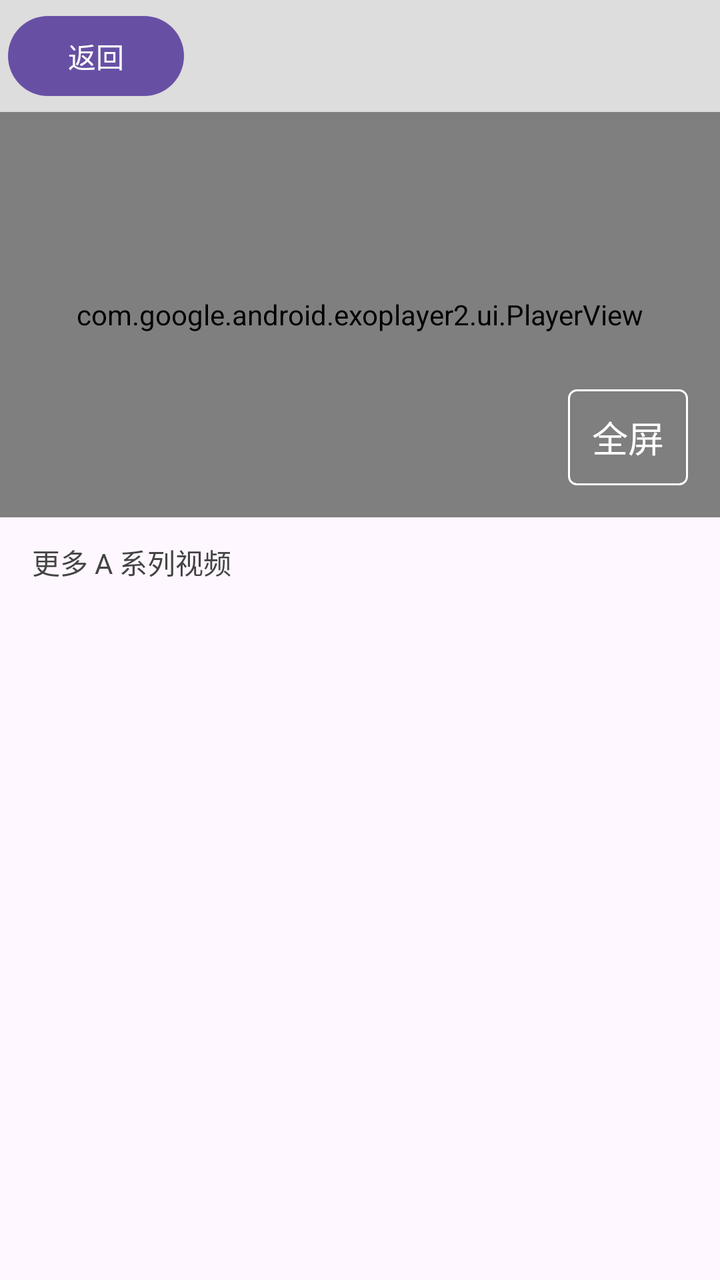
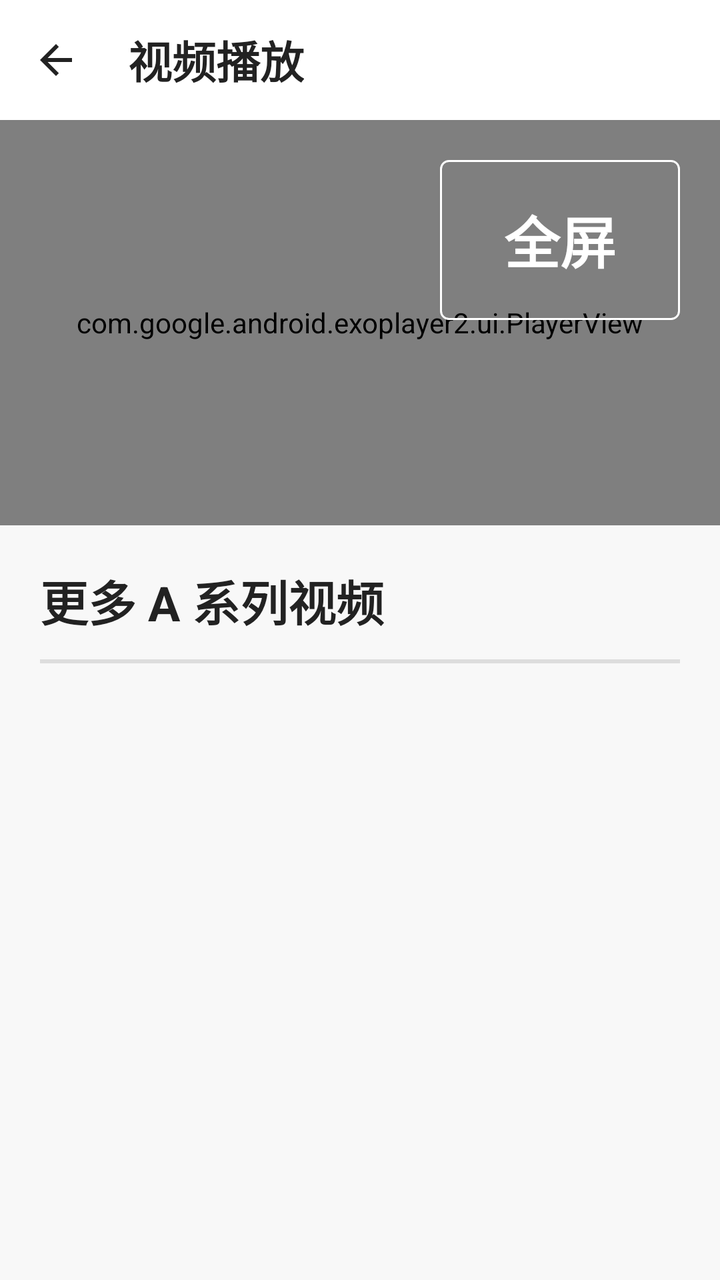

Before-and-after screenshots of an Android layout around one commit, followed by the original layout XML and the change that was made.
<!-- AndroidManifest.xml: application theme Theme.RemoteNursing -->
<!-- res/layout/fragment_video_task_detail.xml -->
<?xml version="1.0" encoding="utf-8"?>
<androidx.constraintlayout.widget.ConstraintLayout
    xmlns:android="http://schemas.android.com/apk/res/android"
    xmlns:app="http://schemas.android.com/apk/res-auto"
    android:id="@+id/container_video_detail"
    android:layout_width="match_parent"
    android:layout_height="match_parent">

    
    <LinearLayout
        android:id="@+id/VideoDetailPage_top_bar"
        android:layout_width="0dp"
        android:layout_height="wrap_content"
        android:orientation="horizontal"
        android:background="#DDDDDD"
        android:padding="4dp"
        app:layout_constraintTop_toTopOf="parent"
        app:layout_constraintStart_toStartOf="parent"
        app:layout_constraintEnd_toEndOf="parent">
        <Button
            android:id="@+id/VideoDetailPage_btn_back"
            android:layout_width="wrap_content"
            android:layout_height="wrap_content"
            android:text="返回" />
    </LinearLayout>


    
    <FrameLayout
        android:id="@+id/normal_container"
        android:layout_width="0dp"
        android:layout_height="0dp"
        app:layout_constraintTop_toBottomOf="@id/VideoDetailPage_top_bar"
        app:layout_constraintStart_toStartOf="parent"
        app:layout_constraintEnd_toEndOf="parent"
        app:layout_constraintDimensionRatio="16:9">

        <com.google.android.exoplayer2.ui.PlayerView
            android:id="@+id/player_view"
            android:layout_width="match_parent"
            android:layout_height="match_parent"
            app:use_controller="true"
            app:show_timeout="5000"/>

        
        <LinearLayout
            android:layout_width="match_parent"
            android:layout_height="match_parent"
            android:gravity="end|bottom"
            android:layout_margin="16dp">

            <TextView
                android:id="@+id/btn_fullscreen"
                android:layout_width="wrap_content"
                android:layout_height="wrap_content"
                android:minWidth="40dp"
                android:minHeight="48dp"
                android:paddingVertical="8dp"
                android:paddingHorizontal="12dp"
                android:gravity="center"
                android:background="@drawable/bg_text_border"
                android:clickable="true"
                android:focusable="true"
                android:text="全屏"
                android:textSize="18sp"
                android:textColor="@android:color/white"/>
        </LinearLayout>
    </FrameLayout>

    
    <TextView
        android:id="@+id/tv_more_series"
        android:layout_width="0dp"
        android:layout_height="wrap_content"
        android:text="更多 A 系列视频"
        android:textSize="14sp"
        android:textColor="#444"
        android:layout_marginStart="16dp"
        android:layout_marginTop="12dp"
        app:layout_constraintTop_toBottomOf="@id/normal_container"
        app:layout_constraintStart_toStartOf="parent"/>
    
    <androidx.recyclerview.widget.RecyclerView
        android:id="@+id/rv_other_videos"
        android:layout_width="0dp"
        android:layout_height="0dp"
        android:contentDescription="@string/desc_other_videos_list"
        android:layout_marginTop="4dp"
        android:layout_marginStart="8dp"
        android:layout_marginEnd="8dp"
        app:layout_constraintTop_toBottomOf="@id/tv_more_series"
        app:layout_constraintStart_toStartOf="parent"
        app:layout_constraintEnd_toEndOf="parent"
        app:layout_constraintBottom_toBottomOf="parent"/>
    
    <FrameLayout
        android:id="@+id/fullscreen_container"
        android:layout_width="match_parent"
        android:layout_height="match_parent"
        android:visibility="gone">

        <LinearLayout
            android:layout_width="match_parent"
            android:layout_height="match_parent"
            android:gravity="end|top"
            android:layout_margin="16dp">

            <TextView
                android:id="@+id/btn_exit_fullscreen"
                android:layout_width="wrap_content"
                android:layout_height="wrap_content"
                android:minWidth="40dp"
                android:minHeight="48dp"
                android:paddingVertical="8dp"
                android:paddingHorizontal="12dp"
                android:gravity="center"
                android:background="@drawable/bg_text_border"
                android:clickable="true"
                android:focusable="true"
                android:text="退出"
                android:textSize="18sp"
                android:textColor="@android:color/white"/>
        </LinearLayout>
    </FrameLayout>

</androidx.constraintlayout.widget.ConstraintLayout>
<!-- resources referenced by this layout -->
<resources>
  <!-- drawable bg_text_border (drawable) -->
  <?xml version="1.0" encoding="utf-8"?>
  <shape xmlns:android="http://schemas.android.com/apk/res/android"
      android:shape="rectangle">
      
      <solid android:color="@android:color/transparent" />
      
      <stroke
          android:width="1dp"
          android:color="@android:color/white" />
      
      <corners android:radius="4dp" />
      
      <padding
          android:left="8dp"
          android:top="4dp"
          android:right="8dp"
          android:bottom="4dp" />
  </shape>
  <string name="desc_other_videos_list">其他可选视频列表</string>
  <style name="Theme.RemoteNursing" parent="Base.Theme.RemoteNursing" />
  <style name="Base.Theme.RemoteNursing" parent="Theme.Material3.DayNight.NoActionBar">
          
      </style>
</resources>

<!-- the commit's change to res/layout/fragment_video_task_detail.xml (unified diff, before → after) -->
@@ -4,26 +4,40 @@
     xmlns:app="http://schemas.android.com/apk/res-auto"
     android:id="@+id/container_video_detail"
     android:layout_width="match_parent"
-    android:layout_height="match_parent">
+    android:layout_height="match_parent"
+    android:background="#F8F8F8">
 
     
     <LinearLayout
         android:id="@+id/VideoDetailPage_top_bar"
         android:layout_width="0dp"
-        android:layout_height="wrap_content"
+        android:layout_height="60dp"
         android:orientation="horizontal"
-        android:background="#DDDDDD"
-        android:padding="4dp"
+        android:background="#ffffff"
+        android:gravity="center_vertical"
         app:layout_constraintTop_toTopOf="parent"
         app:layout_constraintStart_toStartOf="parent"
         app:layout_constraintEnd_toEndOf="parent">
-        <Button
+
+        <ImageButton
             android:id="@+id/VideoDetailPage_btn_back"
+            android:layout_width="56dp"
+            android:layout_height="56dp"
+            android:padding="12dp"
+            android:background="@android:color/transparent"
+            android:src="@drawable/ic_arrow_back_black_24dp"
+            android:contentDescription="返回" />
+
+        <TextView
+            android:id="@+id/tv_video_title"
             android:layout_width="wrap_content"
             android:layout_height="wrap_content"
-            android:text="返回" />
+            android:text="视频播放"
+            android:textSize="22sp"
+            android:textColor="#222"
+            android:textStyle="bold"
+            android:layout_marginStart="8dp"/>
     </LinearLayout>
-
 
     
     <FrameLayout
@@ -40,30 +54,33 @@
             android:layout_width="match_parent"
             android:layout_height="match_parent"
             app:use_controller="true"
-            app:show_timeout="5000"/>
+            app:show_timeout="3000"
+            app:controller_layout_id="@layout/activity_player_control_view"
+            app:surface_type="texture_view" />
 
         
         <LinearLayout
             android:layout_width="match_parent"
             android:layout_height="match_parent"
-            android:gravity="end|bottom"
-            android:layout_margin="16dp">
+            android:gravity="end|top"
+            android:layout_margin="20dp">
 
             <TextView
                 android:id="@+id/btn_fullscreen"
                 android:layout_width="wrap_content"
                 android:layout_height="wrap_content"
-                android:minWidth="40dp"
-                android:minHeight="48dp"
-                android:paddingVertical="8dp"
-                android:paddingHorizontal="12dp"
+                android:minWidth="120dp"
+                android:minHeight="80dp"
+                android:paddingVertical="16dp"
+                android:paddingHorizontal="20dp"
                 android:gravity="center"
                 android:background="@drawable/bg_text_border"
                 android:clickable="true"
                 android:focusable="true"
                 android:text="全屏"
-                android:textSize="18sp"
-                android:textColor="@android:color/white"/>
+                android:textSize="28sp"
+                android:textColor="@android:color/white"
+                android:textStyle="bold"/>
         </LinearLayout>
     </FrameLayout>
 
@@ -73,25 +90,47 @@
         android:layout_width="0dp"
         android:layout_height="wrap_content"
         android:text="更多 A 系列视频"
-        android:textSize="14sp"
-        android:textColor="#444"
-        android:layout_marginStart="16dp"
+        android:textSize="24sp"
+        android:textColor="#222"
+        android:textStyle="bold"
+        android:layout_marginStart="20dp"
+        android:layout_marginTop="20dp"
+        android:layout_marginEnd="20dp"
+        app:layout_constraintTop_toBottomOf="@id/normal_container"
+        app:layout_constraintStart_toStartOf="parent"
+        app:layout_constraintEnd_toEndOf="parent"/>
+
+    
+    <View
+        android:id="@+id/divider"
+        android:layout_width="0dp"
+        android:layout_height="2dp"
+        android:layout_marginStart="20dp"
         android:layout_marginTop="12dp"
-        app:layout_constraintTop_toBottomOf="@id/normal_container"
-        app:layout_constraintStart_toStartOf="parent"/>
+        android:layout_marginEnd="20dp"
+        android:background="#DDDDDD"
+        app:layout_constraintTop_toBottomOf="@id/tv_more_series"
+        app:layout_constraintStart_toStartOf="parent"
+        app:layout_constraintEnd_toEndOf="parent"/>
+
     
     <androidx.recyclerview.widget.RecyclerView
         android:id="@+id/rv_other_videos"
         android:layout_width="0dp"
         android:layout_height="0dp"
         android:contentDescription="@string/desc_other_videos_list"
-        android:layout_marginTop="4dp"
-        android:layout_marginStart="8dp"
-        android:layout_marginEnd="8dp"
-        app:layout_constraintTop_toBottomOf="@id/tv_more_series"
+        android:layout_marginTop="16dp"
+        android:layout_marginStart="12dp"
+        android:layout_marginEnd="12dp"
+        android:layout_marginBottom="12dp"
+        android:clipToPadding="false"
+        android:paddingTop="8dp"
+        android:paddingBottom="8dp"
+        app:layout_constraintTop_toBottomOf="@id/divider"
         app:layout_constraintStart_toStartOf="parent"
         app:layout_constraintEnd_toEndOf="parent"
         app:layout_constraintBottom_toBottomOf="parent"/>
+
     
     <FrameLayout
         android:id="@+id/fullscreen_container"
@@ -103,24 +142,164 @@
             android:layout_width="match_parent"
             android:layout_height="match_parent"
             android:gravity="end|top"
-            android:layout_margin="16dp">
+            android:layout_margin="20dp">
 
             <TextView
                 android:id="@+id/btn_exit_fullscreen"
                 android:layout_width="wrap_content"
                 android:layout_height="wrap_content"
-                android:minWidth="40dp"
-                android:minHeight="48dp"
-                android:paddingVertical="8dp"
-                android:paddingHorizontal="12dp"
+                android:minWidth="80dp"
+                android:minHeight="60dp"
+                android:paddingVertical="12dp"
+                android:paddingHorizontal="16dp"
                 android:gravity="center"
                 android:background="@drawable/bg_text_border"
                 android:clickable="true"
                 android:focusable="true"
                 android:text="退出"
-                android:textSize="18sp"
-                android:textColor="@android:color/white"/>
+                android:textSize="20sp"
+                android:textColor="@android:color/white"
+                android:textStyle="bold"/>
         </LinearLayout>
     </FrameLayout>
 
 </androidx.constraintlayout.widget.ConstraintLayout>
+<!-- res/layout/activity_player_control_view.xml (included above) -->
+<?xml version="1.0" encoding="utf-8"?>
+<LinearLayout xmlns:android="http://schemas.android.com/apk/res/android"
+    xmlns:app="http://schemas.android.com/apk/res-auto"
+    android:layout_width="match_parent"
+    android:layout_height="match_parent"
+    android:layout_gravity="bottom"
+    android:orientation="vertical"
+    android:gravity="bottom">
+
+    
+    <LinearLayout
+        android:layout_width="match_parent"
+        android:layout_height="wrap_content"
+        android:orientation="vertical"
+        android:background="#99000000"
+        android:padding="4dp"
+        android:layout_marginBottom="2dp">
+
+        
+        <LinearLayout
+            android:layout_width="match_parent"
+            android:layout_height="wrap_content"
+            android:orientation="horizontal"
+            android:gravity="center_vertical"
+            android:layout_marginBottom="4dp">
+
+            
+            <TextView
+                android:id="@id/exo_position"
+                android:layout_width="wrap_content"
+                android:layout_height="wrap_content"
+                android:text="00:00"
+                android:textColor="@android:color/white"
+                android:textSize="16sp"
+                android:textStyle="bold"
+                android:minWidth="50dp"
+                android:gravity="center" />
+
+            
+            <com.google.android.exoplayer2.ui.DefaultTimeBar
+                android:id="@id/exo_progress"
+                android:layout_width="0dp"
+                android:layout_height="wrap_content"
+                android:layout_weight="1"
+                android:layout_marginLeft="6dp"
+                android:layout_marginRight="6dp"
+                android:minHeight="20dp" />
+
+            
+            <TextView
+                android:id="@id/exo_duration"
+                android:layout_width="wrap_content"
+                android:layout_height="wrap_content"
+                android:text="00:00"
+                android:textColor="@android:color/white"
+                android:textSize="16sp"
+                android:textStyle="bold"
+                android:minWidth="50dp"
+                android:gravity="center" />
+
+        </LinearLayout>
+
+        
+        <LinearLayout
+            android:layout_width="match_parent"
+            android:layout_height="wrap_content"
+            android:orientation="horizontal"
+            android:gravity="center">
+
+            
+            <TextView
+                android:id="@id/exo_rew"
+                android:layout_width="80dp"
+                android:layout_height="48dp"
+                android:layout_margin="4dp"
+                android:background="@drawable/bg_text_border"
+                android:text="倒退"
+                android:textColor="@android:color/white"
+                android:textSize="24sp"
+                android:textStyle="bold"
+                android:gravity="center"
+                android:clickable="true"
+                android:focusable="true"
+                android:contentDescription="快退15秒" />
+
+            
+            <TextView
+                android:id="@id/exo_play"
+                android:layout_width="80dp"
+                android:layout_height="48dp"
+                android:layout_margin="8dp"
+                android:background="@drawable/bg_text_border"
+                android:text="播放"
+                android:textColor="@android:color/white"
+                android:textSize="24sp"
+                android:textStyle="bold"
+                android:gravity="center"
+                android:clickable="true"
+                android:focusable="true"
+                android:contentDescription="播放" />
+
+            
+            <TextView
+                android:id="@id/exo_pause"
+                android:layout_width="80dp"
+                android:layout_height="48dp"
+                android:layout_margin="8dp"
+                android:background="@drawable/bg_text_border"
+                android:text="暂停"
+                android:textColor="@android:color/white"
+                android:textSize="24sp"
+                android:textStyle="bold"
+                android:gravity="center"
+                android:clickable="true"
+                android:focusable="true"
+                android:contentDescription="暂停" />
+
+            
+            <TextView
+                android:id="@id/exo_ffwd"
+                android:layout_width="80dp"
+                android:layout_height="48dp"
+                android:layout_margin="4dp"
+                android:background="@drawable/bg_text_border"
+                android:text="快进"
+                android:textColor="@android:color/white"
+                android:textSize="24sp"
+                android:textStyle="bold"
+                android:gravity="center"
+                android:clickable="true"
+                android:focusable="true"
+                android:contentDescription="快进15秒" />
+
+        </LinearLayout>
+
+    </LinearLayout>
+
+</LinearLayout>
<!-- resource entries referenced after the edit -->
@@ -19,6 +19,12 @@
           android:right="8dp"
           android:bottom="4dp" />
   </shape>
+  <!-- drawable ic_arrow_back_black_24dp (drawable) -->
+  <vector xmlns:android="http://schemas.android.com/apk/res/android"
+      android:width="24dp" android:height="24dp" android:viewportWidth="24"
+      android:viewportHeight="24">
+      <path android:fillColor="#222222" android:pathData="M20,11H7.83l5.59-5.59L12,4l-8,8 8,8 1.41-1.41L7.83,13H20v-2z"/>
+  </vector>
   <string name="desc_other_videos_list">其他可选视频列表</string>
   <style name="Theme.RemoteNursing" parent="Base.Theme.RemoteNursing" />
   <style name="Base.Theme.RemoteNursing" parent="Theme.Material3.DayNight.NoActionBar">
